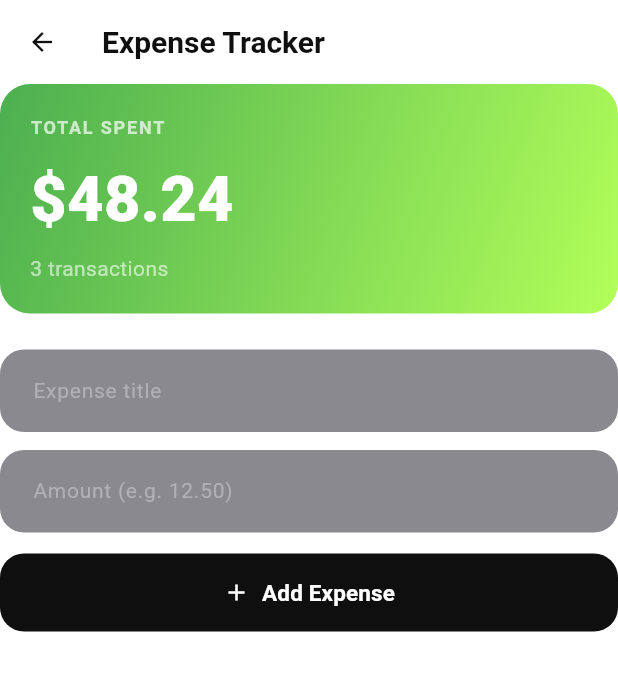
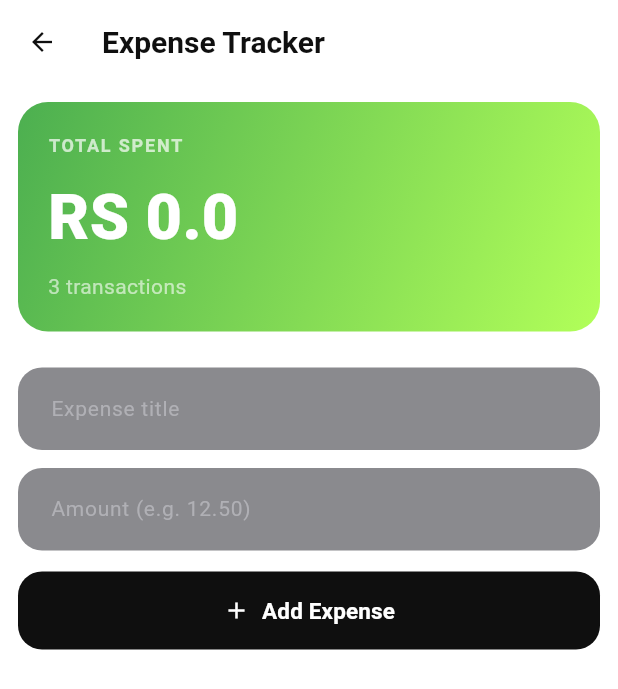
Before and after one commit to aliraza055/SyncDay, a Flutter app: the HomeScreen screen opened by its route, after a tap on "Expenses", on a phone screen of 412 x 824 dp. Shown: the top 689 px of the screen. Run offline on Flutter 3.47's test engine with Material 3 defaults, Android fonts, the phone set to English and light mode, and no system bars; our stand-ins replace get.

Commit message:
complete task of expense controller

```diff
--- a/lib/Controllers/expense_controller.dart
+++ b/lib/Controllers/expense_controller.dart
@@ -5,6 +5,7 @@ import 'package:syncday/Models/expense_model.dart';
 class ExpenseController extends GetxController {
   final titleC = TextEditingController().obs;
   final amountC = TextEditingController().obs;
+  final totalAmount = 0.0.obs;
 
   final expensesList = <ExpenseModel>[].obs;
 
@@ -25,9 +26,18 @@ class ExpenseController extends GetxController {
     );
 
     expensesList.add(expense);
+    addTotoal();
 
     titleC.value.clear();
     amountC.value.clear();
+  }
+
+  void addTotoal() {
+    double sum = 0;
+    for (var i in expensesList) {
+      sum += i.amount;
+    }
+    totalAmount.value = sum;
   }
 
   @override
--- a/lib/Controllers/task_controller.dart
+++ b/lib/Controllers/task_controller.dart
@@ -25,4 +25,8 @@ class TaskController extends GetxController {
   void deleteTask(int index) {
     tasks.removeAt(index);
   }
+
+  int get getPending {
+    return tasks.where((n) => n.isDone == false).length;
+  }
 }
--- a/lib/Routes/app_route.dart
+++ b/lib/Routes/app_route.dart
@@ -8,7 +8,7 @@ import 'package:syncday/Views/weather_screen.dart';
 class AppRoute {
   AppRoute._();
   static final List<GetPage> pages = [
-    GetPage(name: AppPages.home, page: () => const HomeScreen()),
+    GetPage(name: AppPages.home, page: () => HomeScreen()),
     GetPage(name: AppPages.task, page: () => TaskScreen()),
     GetPage(name: AppPages.expense, page: () => ExpenseScreen()),
     GetPage(name: AppPages.weather, page: () => const WeatherScreen()),
--- a/lib/Views/expense_screen.dart
+++ b/lib/Views/expense_screen.dart
@@ -20,6 +20,8 @@ class ExpenseScreen extends StatelessWidget {
       appBar: const CustomAppBar(title: 'Expense Tracker'),
       body: SafeArea(
         top: false,
+        child: Container(
+          padding: EdgeInsets.all(12),
           child: Column(
             crossAxisAlignment: CrossAxisAlignment.start,
             children: [
@@ -45,7 +47,12 @@ class ExpenseScreen extends StatelessWidget {
                     ),
                     const SizedBox(height: 10),
                     // Dummy value — bind to controller.totalSpent
-                  Text('\$48.24', style: AppTextStyles.bigStat),
+                    Obx(() {
+                      return Text(
+                        '\RS ${exController.totalAmount.value}',
+                        style: AppTextStyles.bigStat,
+                      );
+                    }),
                     const SizedBox(height: 6),
                     Text(
                       '3 transactions',
@@ -82,7 +89,10 @@ class ExpenseScreen extends StatelessWidget {
                     itemCount: exController.expensesList.length,
                     itemBuilder: (context, index) {
                       var list = exController.expensesList[index];
-                    return ExpenseTile(title: list.title, amount: list.amount);
+                      return ExpenseTile(
+                        title: list.title,
+                        amount: list.amount,
+                      );
                     },
                   );
                 }),
@@ -93,6 +103,7 @@ class ExpenseScreen extends StatelessWidget {
             ],
           ),
         ),
+      ),
     );
   }
 }
--- a/lib/Views/home_screen.dart
+++ b/lib/Views/home_screen.dart
@@ -1,5 +1,7 @@
 import 'package:flutter/material.dart';
 import 'package:get/get.dart';
+import 'package:syncday/Controllers/expense_controller.dart';
+import 'package:syncday/Controllers/task_controller.dart';
 
 import 'package:syncday/Routes/app_pages.dart';
 import 'package:syncday/constansts/app_colors.dart';
@@ -10,7 +12,9 @@ import 'package:syncday/widgets/quick_acess.dart';
 import 'package:syncday/widgets/wide_info.dart';
 
 class HomeScreen extends StatelessWidget {
-  const HomeScreen({super.key});
+  final expenseC = Get.put(ExpenseController());
+  final taskC = Get.put(TaskController());
+  HomeScreen({super.key});
   @override
   Widget build(BuildContext context) {
     return Scaffold(
@@ -36,19 +40,24 @@ class HomeScreen extends StatelessWidget {
               ),
               const SizedBox(height: 6),
               Text('Tuesday, June 30', style: AppTextStyles.subtitle),
-
-              const SizedBox(height: 24),
-
-              // Top stat row
+              const SizedBox(height: 24), // Top stat row
               Row(
-                children: const [
+                children: [
                   Expanded(
-                    child: StatCard(label: 'Tasks left', value: '2'),
+                    child: StatCard(
+                      label: 'Tasks left',
+                      value: '${taskC.getPending}',
+                    ),
                   ),
                   SizedBox(width: 12),
-                  Expanded(
-                    child: StatCard(label: 'Spent today', value: '\$48'),
+                  Obx(() {
+                    return Expanded(
+                      child: StatCard(
+                        label: 'Spent today',
+                        value: '\RS ${expenseC.totalAmount.value}',
                       ),
+                    );
+                  }),
                   SizedBox(width: 12),
                   Expanded(
                     child: StatCard(label: 'Weather', value: '68°'),
@@ -64,25 +73,29 @@ class HomeScreen extends StatelessWidget {
               // Quick access grid
               Row(
                 children: [
-                  Expanded(
+                  Obx(
+                    () => Expanded(
                       child: QuickAccessCard(
                         icon: Icons.check_box_outlined,
                         title: 'Task Manager',
-                      subtitle: '2 pending',
+                        subtitle: '${taskC.getPending} pending',
                         iconStartColor: AppColors.taskIconStart,
                         iconEndColor: AppColors.taskIconEnd,
                         onTap: () => Get.toNamed(AppPages.task),
                       ),
                     ),
+                  ),
                   const SizedBox(width: 12),
-                  Expanded(
+                  Obx(
+                    () => Expanded(
                       child: QuickAccessCard(
                         icon: Icons.account_balance_wallet_outlined,
                         title: 'Expenses',
-                      subtitle: '\$48.24 total',
+                        subtitle: '\RS ${expenseC.totalAmount.value}',
                         iconStartColor: AppColors.expenseIconStart,
                         iconEndColor: AppColors.expenseIconStart,
                         onTap: () => Get.toNamed(AppPages.expense),
+                      ),
                     ),
                   ),
                 ],
--- a/lib/widgets/expense_tile.dart
+++ b/lib/widgets/expense_tile.dart
@@ -42,7 +42,7 @@ class ExpenseTile extends StatelessWidget {
           const SizedBox(width: 14),
           Expanded(child: Text(title, style: AppTextStyles.bodyRegular)),
           Text(
-            '\$${amount.toStringAsFixed(2)}',
+            '\RS ${amount.toStringAsFixed(1)}',
             style: AppTextStyles.quickTitle,
           ),
           InkWell(
```
Lines whose indentation alone changed are shown as unchanged.
